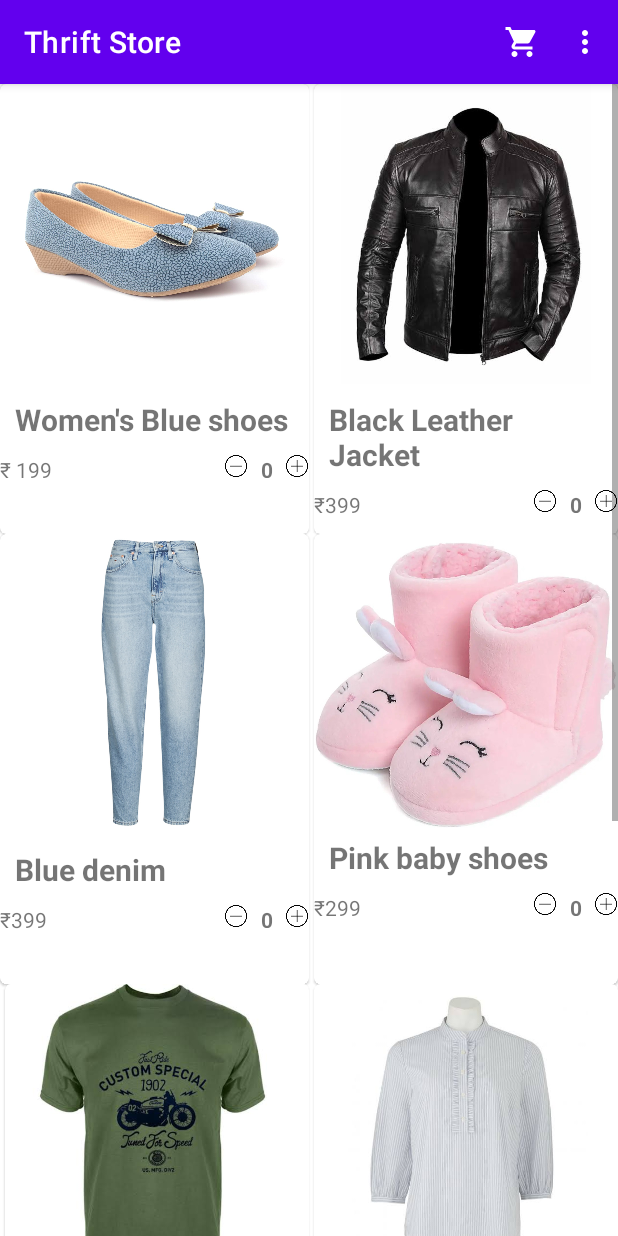
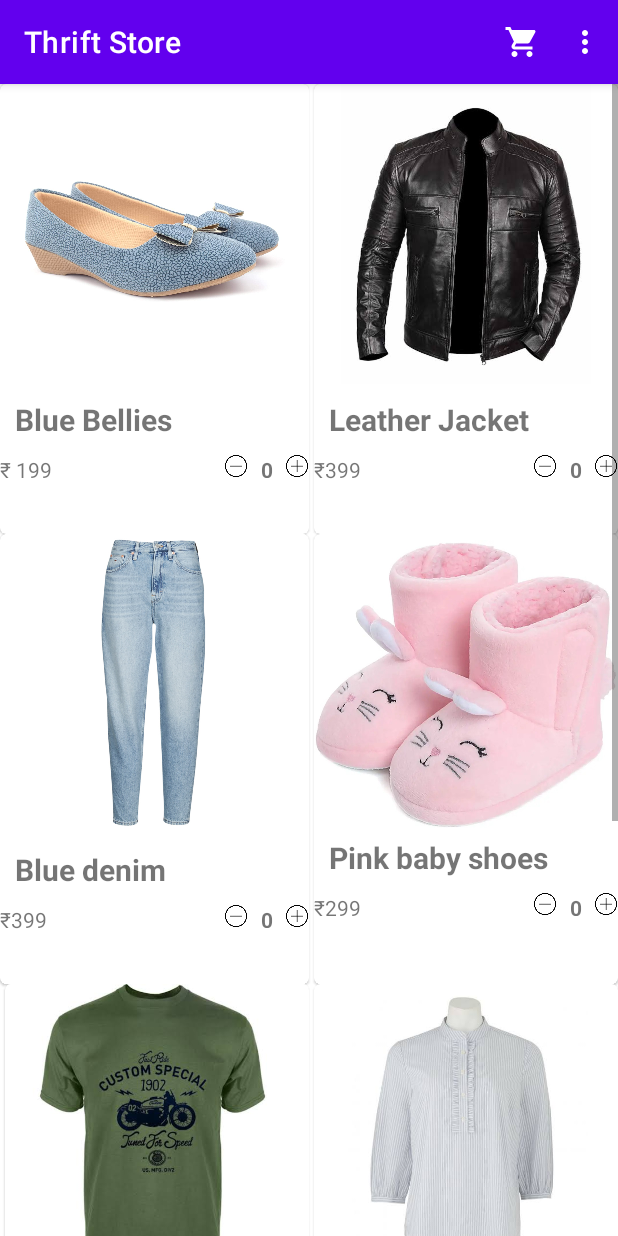
Before and after one commit to Sarah-2000/Sarah_ThriftStore, an Android app: the Home screen opened directly, with no data from a screen before it, on a phone screen of 412 x 824 dp. Run offline under Robolectric (Android 15) with nearby library versions, the phone set to English and light mode, and no system bars.

Commit message:
Merge branch 'master' of https://github.com/sakshi916/ThriftStore
 Conflicts:
	app/src/main/java/com/example/thriftstore/Home.java
	app/src/main/res/layout/activity_home.xml

```diff
--- a/app/src/main/res/layout/activity_home.xml
+++ b/app/src/main/res/layout/activity_home.xml
@@ -44,7 +44,7 @@
                     android:layout_marginTop="10dp"
                     android:layout_marginEnd="10dp"
                     android:layout_marginBottom="10dp"
-                    android:text="Women's Blue shoes"
+                    android:text="Blue Bellies"
                     android:textSize="20sp"
                     android:textStyle="bold"
                     />
@@ -121,7 +121,7 @@
                     android:layout_marginTop="10dp"
                     android:layout_marginEnd="10dp"
                     android:layout_marginBottom="10dp"
-                    android:text="Black Leather Jacket"
+                    android:text="Leather Jacket"
                     android:textSize="20sp"
                     android:textStyle="bold" />
                 <TextView
```
